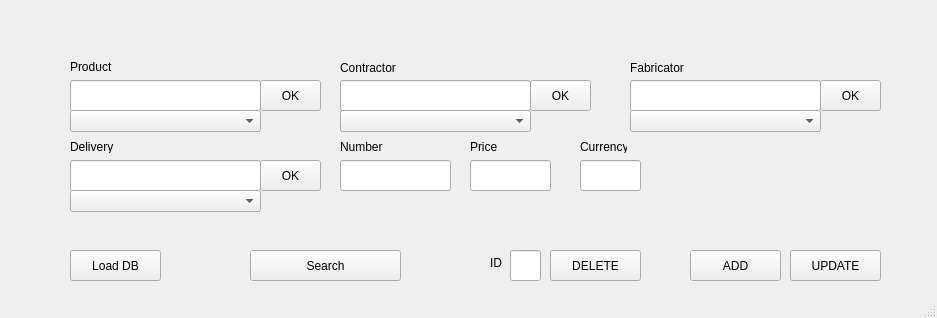
First picture: the form in src/forms/AddProductForm.ui, repository GanjelaMJ98/maiSpecificationMaker, before the edit.
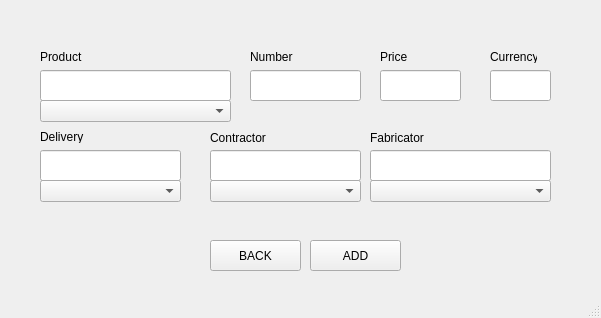
Second picture: the form after the edit.

```diff
--- a/src/forms/AddProductForm.ui
+++ b/src/forms/AddProductForm.ui
@@ -6,7 +6,7 @@
    <rect>
     <x>0</x>
     <y>0</y>
-    <width>937</width>
+    <width>601</width>
     <height>318</height>
    </rect>
   </property>
@@ -14,63 +14,11 @@
    <string>MainWindow</string>
   </property>
   <widget class="QWidget" name="centralwidget">
-   <widget class="QPushButton" name="Product_ok">
-    <property name="geometry">
-     <rect>
-      <x>260</x>
-      <y>80</y>
-      <width>61</width>
-      <height>31</height>
-     </rect>
-    </property>
-    <property name="text">
-     <string>OK</string>
-    </property>
-   </widget>
-   <widget class="QPushButton" name="Contractor_ok">
-    <property name="geometry">
-     <rect>
-      <x>530</x>
-      <y>80</y>
-      <width>61</width>
-      <height>31</height>
-     </rect>
-    </property>
-    <property name="text">
-     <string>OK</string>
-    </property>
-   </widget>
-   <widget class="QPushButton" name="Patron_ok">
-    <property name="geometry">
-     <rect>
-      <x>820</x>
-      <y>80</y>
-      <width>61</width>
-      <height>31</height>
-     </rect>
-    </property>
-    <property name="text">
-     <string>OK</string>
-    </property>
-   </widget>
-   <widget class="QPushButton" name="Delivery_ok">
-    <property name="geometry">
-     <rect>
-      <x>260</x>
-      <y>160</y>
-      <width>61</width>
-      <height>31</height>
-     </rect>
-    </property>
-    <property name="text">
-     <string>OK</string>
-    </property>
-   </widget>
    <widget class="QLabel" name="Product_l">
     <property name="geometry">
      <rect>
-      <x>70</x>
-      <y>60</y>
+      <x>40</x>
+      <y>50</y>
       <width>47</width>
       <height>13</height>
      </rect>
@@ -82,8 +30,8 @@
    <widget class="QLabel" name="Contractor_l">
     <property name="geometry">
      <rect>
-      <x>340</x>
-      <y>60</y>
+      <x>210</x>
+      <y>130</y>
       <width>61</width>
       <height>16</height>
      </rect>
@@ -95,8 +43,8 @@
    <widget class="QLabel" name="Fabricator_l">
     <property name="geometry">
      <rect>
-      <x>630</x>
-      <y>60</y>
+      <x>370</x>
+      <y>130</y>
       <width>61</width>
       <height>16</height>
      </rect>
@@ -108,8 +56,8 @@
    <widget class="QLabel" name="Delivery_l">
     <property name="geometry">
      <rect>
-      <x>70</x>
-      <y>140</y>
+      <x>40</x>
+      <y>130</y>
       <width>47</width>
       <height>13</height>
      </rect>
@@ -121,8 +69,8 @@
    <widget class="QLabel" name="Number_l">
     <property name="geometry">
      <rect>
-      <x>340</x>
-      <y>140</y>
+      <x>250</x>
+      <y>50</y>
       <width>47</width>
       <height>13</height>
      </rect>
@@ -134,8 +82,8 @@
    <widget class="QLabel" name="Price_l">
     <property name="geometry">
      <rect>
-      <x>470</x>
-      <y>140</y>
+      <x>380</x>
+      <y>50</y>
       <width>47</width>
       <height>13</height>
      </rect>
@@ -147,8 +95,8 @@
    <widget class="QLabel" name="Currency_l">
     <property name="geometry">
      <rect>
-      <x>580</x>
-      <y>140</y>
+      <x>490</x>
+      <y>50</y>
       <width>47</width>
       <height>13</height>
      </rect>
@@ -160,8 +108,8 @@
    <widget class="QComboBox" name="comboProduct">
     <property name="geometry">
      <rect>
-      <x>70</x>
-      <y>110</y>
+      <x>40</x>
+      <y>100</y>
       <width>191</width>
       <height>22</height>
      </rect>
@@ -170,9 +118,9 @@
    <widget class="QComboBox" name="comboContractor">
     <property name="geometry">
      <rect>
-      <x>340</x>
-      <y>110</y>
-      <width>191</width>
+      <x>210</x>
+      <y>180</y>
+      <width>151</width>
       <height>22</height>
      </rect>
     </property>
@@ -180,9 +128,9 @@
    <widget class="QComboBox" name="comboFabricator">
     <property name="geometry">
      <rect>
-      <x>630</x>
-      <y>110</y>
-      <width>191</width>
+      <x>370</x>
+      <y>180</y>
+      <width>181</width>
       <height>22</height>
      </rect>
     </property>
@@ -190,9 +138,9 @@
    <widget class="QComboBox" name="comboDelivery">
     <property name="geometry">
      <rect>
-      <x>70</x>
-      <y>190</y>
-      <width>191</width>
+      <x>40</x>
+      <y>180</y>
+      <width>141</width>
       <height>22</height>
      </rect>
     </property>
@@ -200,8 +148,8 @@
    <widget class="QLineEdit" name="Product_t">
     <property name="geometry">
      <rect>
-      <x>70</x>
-      <y>80</y>
+      <x>40</x>
+      <y>70</y>
       <width>191</width>
       <height>31</height>
      </rect>
@@ -210,9 +158,9 @@
    <widget class="QLineEdit" name="Contractor_t">
     <property name="geometry">
      <rect>
-      <x>340</x>
-      <y>80</y>
-      <width>191</width>
+      <x>210</x>
+      <y>150</y>
+      <width>151</width>
       <height>31</height>
      </rect>
     </property>
@@ -220,9 +168,9 @@
    <widget class="QLineEdit" name="Fabricator_t">
     <property name="geometry">
      <rect>
-      <x>630</x>
-      <y>80</y>
-      <width>191</width>
+      <x>370</x>
+      <y>150</y>
+      <width>181</width>
       <height>31</height>
      </rect>
     </property>
@@ -230,9 +178,9 @@
    <widget class="QLineEdit" name="Delivery_t">
     <property name="geometry">
      <rect>
-      <x>70</x>
-      <y>160</y>
-      <width>191</width>
+      <x>40</x>
+      <y>150</y>
+      <width>141</width>
       <height>31</height>
      </rect>
     </property>
@@ -240,8 +188,8 @@
    <widget class="QLineEdit" name="Number_t">
     <property name="geometry">
      <rect>
-      <x>340</x>
-      <y>160</y>
+      <x>250</x>
+      <y>70</y>
       <width>111</width>
       <height>31</height>
      </rect>
@@ -250,8 +198,8 @@
    <widget class="QLineEdit" name="Price_t">
     <property name="geometry">
      <rect>
-      <x>470</x>
-      <y>160</y>
+      <x>380</x>
+      <y>70</y>
       <width>81</width>
       <height>31</height>
      </rect>
@@ -260,44 +208,18 @@
    <widget class="QLineEdit" name="Currency_t">
     <property name="geometry">
      <rect>
-      <x>580</x>
-      <y>160</y>
+      <x>490</x>
+      <y>70</y>
       <width>61</width>
       <height>31</height>
      </rect>
     </property>
    </widget>
-   <widget class="QPushButton" name="LoadDB_but">
-    <property name="geometry">
-     <rect>
-      <x>70</x>
-      <y>250</y>
-      <width>91</width>
-      <height>31</height>
-     </rect>
-    </property>
-    <property name="text">
-     <string>Load DB</string>
-    </property>
-   </widget>
-   <widget class="QPushButton" name="Search_but">
-    <property name="geometry">
-     <rect>
-      <x>250</x>
-      <y>250</y>
-      <width>151</width>
-      <height>31</height>
-     </rect>
-    </property>
-    <property name="text">
-     <string>Search</string>
-    </property>
-   </widget>
    <widget class="QPushButton" name="Add_but">
     <property name="geometry">
      <rect>
-      <x>690</x>
-      <y>250</y>
+      <x>310</x>
+      <y>240</y>
       <width>91</width>
       <height>31</height>
      </rect>
@@ -306,53 +228,17 @@
      <string>ADD</string>
     </property>
    </widget>
-   <widget class="QPushButton" name="Delete_but">
-    <property name="geometry">
-     <rect>
-      <x>550</x>
-      <y>250</y>
-      <width>91</width>
-      <height>31</height>
-     </rect>
-    </property>
-    <property name="text">
-     <string>DELETE</string>
-    </property>
-   </widget>
    <widget class="QPushButton" name="Update_but">
     <property name="geometry">
      <rect>
-      <x>790</x>
-      <y>250</y>
+      <x>210</x>
+      <y>240</y>
       <width>91</width>
       <height>31</height>
      </rect>
     </property>
     <property name="text">
-     <string>UPDATE</string>
-    </property>
-   </widget>
-   <widget class="QLineEdit" name="ID_t">
-    <property name="geometry">
-     <rect>
-      <x>510</x>
-      <y>250</y>
-      <width>31</width>
-      <height>31</height>
-     </rect>
-    </property>
-   </widget>
-   <widget class="QLabel" name="id_l">
-    <property name="geometry">
-     <rect>
-      <x>490</x>
-      <y>252</y>
-      <width>16</width>
-      <height>21</height>
-     </rect>
-    </property>
-    <property name="text">
-     <string>ID</string>
+     <string>BACK</string>
     </property>
    </widget>
   </widget>
```
